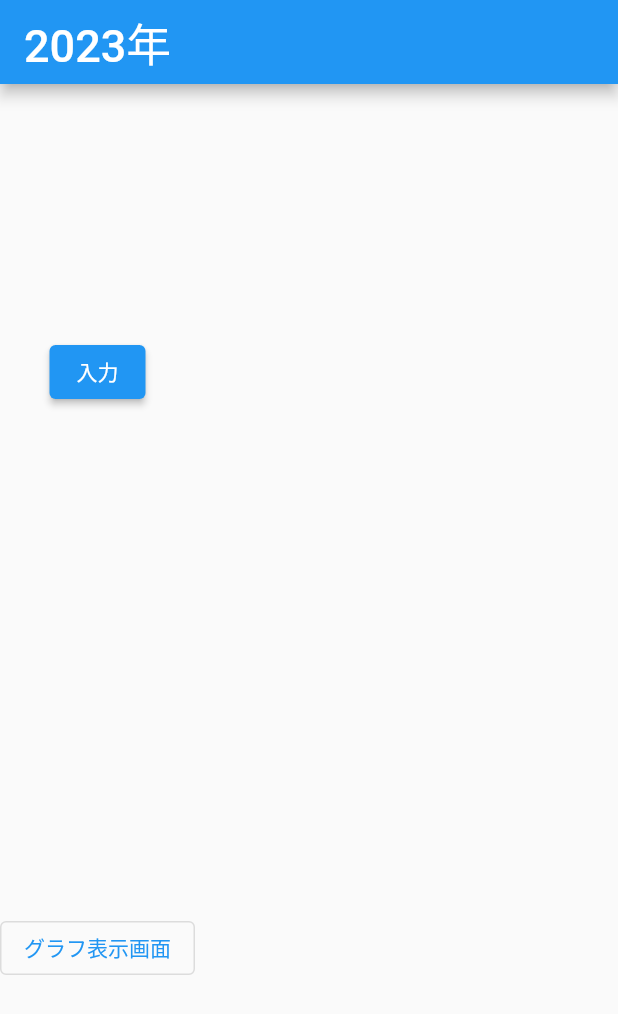
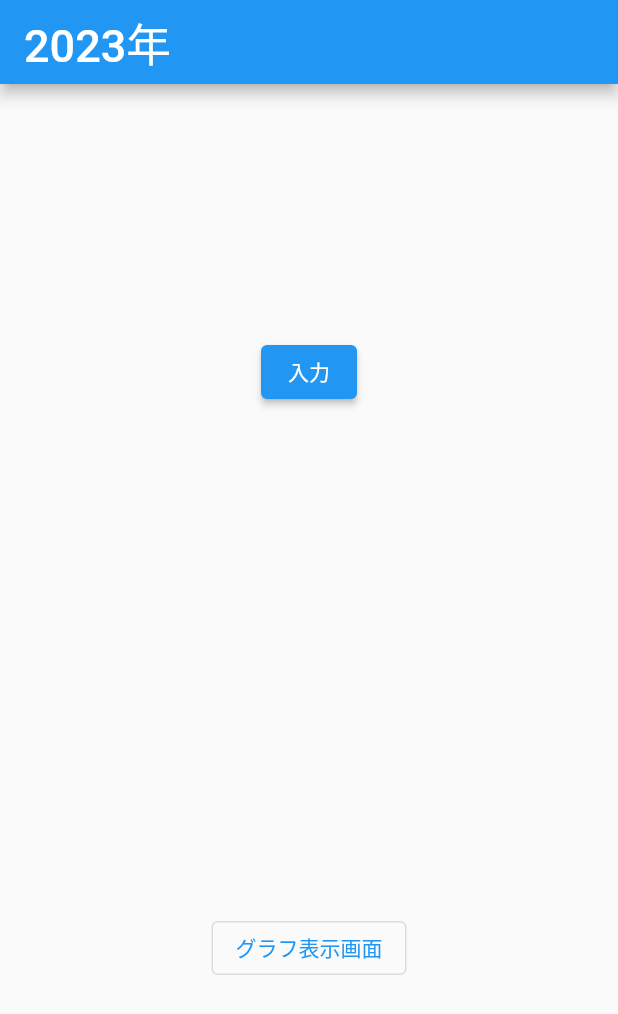
Before and after one commit to Y-h57/flutter01, a Flutter app: the screen it shows after launch, on a phone screen of 412 x 824 dp. Shown: the top 1014 px of the screen. Run offline on Flutter 3.47's test engine with Material 2 defaults, Android fonts, the phone set to English and light mode, and no system bars.

Commit message:
一覧画面のボタン配置を変更

```diff
--- a/lib/main.dart
+++ b/lib/main.dart
@@ -30,7 +30,8 @@ class ListPage extends StatelessWidget {
         title: Text('2023年',style: TextStyle(fontSize: 30)),
       ),
 
-      body: Column(
+      body: Center(
+        child: Column(
           mainAxisAlignment: MainAxisAlignment.spaceAround,
           children:<Widget>[
             ElevatedButton(
@@ -57,6 +58,7 @@ class ListPage extends StatelessWidget {
             ),
           ],
         ),
+      )
     );
   }
 }
```
Lines whose indentation alone changed are shown as unchanged.
